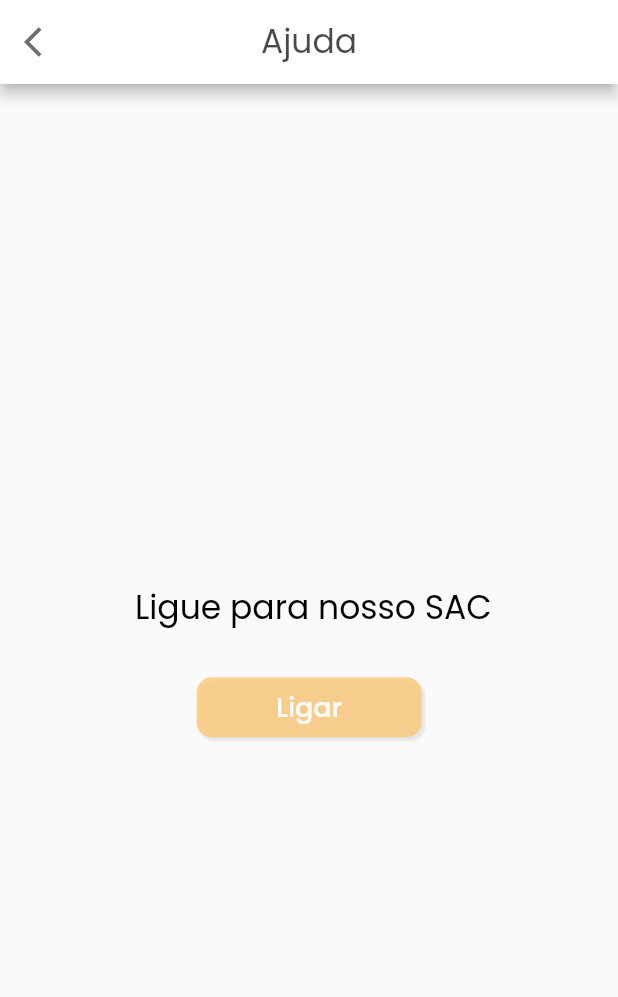
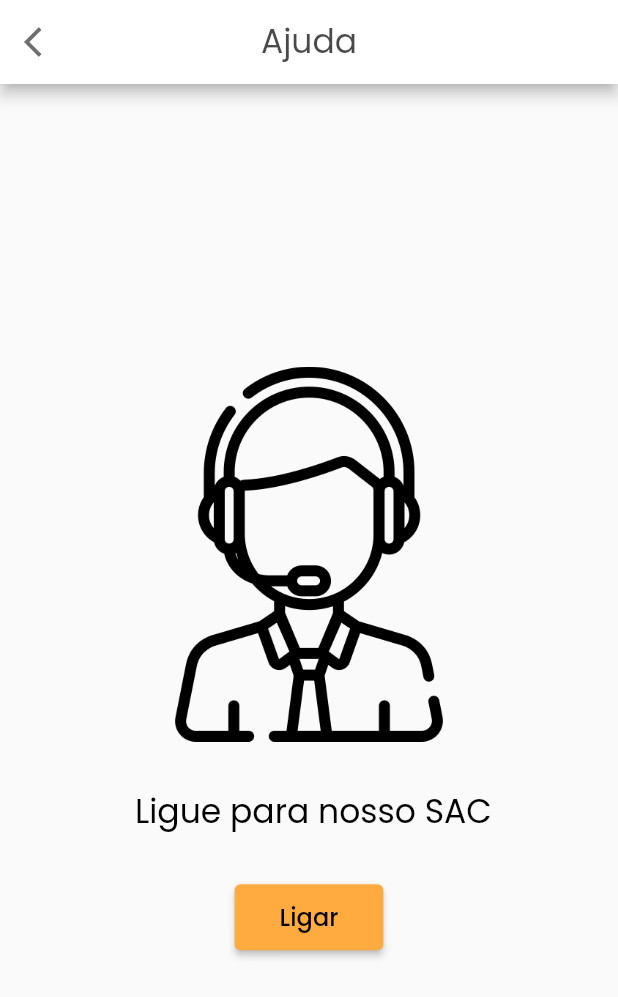
Before and after one commit to SauloVrS/Tier, a Flutter app: the Ajuda screen opened directly, on a phone screen of 412 x 824 dp. Shown: the top 997 px of the screen. Run offline on Flutter 3.47's test engine with Material 2 defaults, Android fonts, the phone set to English and light mode, and no system bars; our stand-ins replace animated_splash_screen, auto_size_text, carousel_slider, cloud_firestore, firebase_auth, firebase_core and 12 more; missing offline and left inert: dart:ffi, flutter_phone_direct_caller; accounts and stored records are empty; generated files the repository leaves out were written again; network calls fail.

Commit message:
ajeitando as telas bugadas (ajuda, meu código e políticas de uso) e adiionando a internacionalização flutter e google maps

```diff
--- /dev/null
+++ b/l10n.yaml
@@ -0,0 +1,3 @@
+arb-dir: lib/l10n
+template-arb-file: app_en.arb
+output-localization-file: app_localizations.dart
--- a/lib/views/configuracoes_pages/ajuda.dart
+++ b/lib/views/configuracoes_pages/ajuda.dart
@@ -49,6 +49,18 @@ class _AjudaState extends State<Ajuda> {
         body:  Column(
           mainAxisAlignment: MainAxisAlignment.center,
           children: [
+            Container(
+              height: 250,
+              width:  300,
+              decoration: const BoxDecoration(
+                  image: DecorationImage(
+                      image: AssetImage(
+                        "images/central_atendimento.png",
+                      )
+                  )
+              ),
+            ),
+            const SizedBox(height: 30,),
             Center(
               child: RichText(
                 textAlign: TextAlign.center,
@@ -57,52 +69,23 @@ class _AjudaState extends State<Ajuda> {
             ),
             const SizedBox(height: 30,),
 
-            GestureDetector(
-              onTap: (){
-                Navigator.pushReplacement(context,
-                    MaterialPageRoute(
-                      builder: (widget) => _callNumber(),//colocar opção de ligar
-                    )
-                );
-              },
-              child: Container(
-                width: 150,
-                height: 40,
-                decoration: BoxDecoration(
-                    color: AppColor.amareloPrincipal.withOpacity(0.7),
-                    borderRadius: BorderRadius.circular(10),
-                    boxShadow: [
-                      BoxShadow(
-                        color: AppColor.cinzaBranco,
-                        blurRadius: 0.8,
-                        offset: const Offset(2, 2),
-                      ),
-                    ]
-                ),
-                child: Column(
-                  mainAxisAlignment: MainAxisAlignment.center,
-                  children: [
-                    Row(
-                      mainAxisAlignment: MainAxisAlignment.center,
-                      children: [
-                        Text(
-                          'Ligar',
-                          style: GoogleFonts.poppins(
-                            fontSize: 18,
-                            fontWeight: FontWeight.w500,
-                            color: AppColor.textoBranco,
-                          ),
-                        ),
-                      ],
-                    ),
-                  ],
-                ),
+              ElevatedButton(
+                child: Text("Ligar"),
+                onPressed: (){
+                  _callNumber();
+                },
+                style: ElevatedButton.styleFrom(
+                    primary: Colors.orangeAccent,
+                    padding: const EdgeInsets.symmetric(horizontal: 30, vertical: 10),
+                    textStyle:
+                    GoogleFonts.poppins(
+                      fontSize: 16,
+                      fontWeight: FontWeight.w500,
+                      color: AppColor.textoBranco,)),
               ),
-            )
 
           ],
         )
-
     );
 
   }
--- a/lib/views/main_lojas.dart
+++ b/lib/views/main_lojas.dart
@@ -10,6 +10,7 @@ import 'package:tier/data/servicos.dart';
 import 'package:tier/firebase/loja_helper.dart';
 import 'package:tier/views/carrinho/carrinho_inicial.dart';
 import 'package:tier/views/chat/screens/chat_home_screen.dart';
+import 'package:tier/views/pet_pages/location_provider.dart';
 
 // arquivos de widgets
 import 'package:tier/widgets/banners.dart';
@@ -47,6 +48,7 @@ class _MainLojasState extends State<MainLojas> {
     initData();
     super.initState();
   }
+
 
   @override
   Widget build(BuildContext context) {
```
Also changed, not shown: lib/l10n/app_en.arb (added, +8 -0 lines), lib/l10n/app_pt.arb (added, +9 -0 lines), lib/main.dart (+12 -1 lines), lib/views/perfil_pages/meu_codigo_perfil.dart (+14 -5 lines), lib/views/pet_pages/location_provider.dart (added, +19 -0 lines), lib/views/pet_pages/map_screen.dart (added, +18 -0 lines), pubspec.yaml (+8 -0 lines), pubspec.lock, 1 other file.
